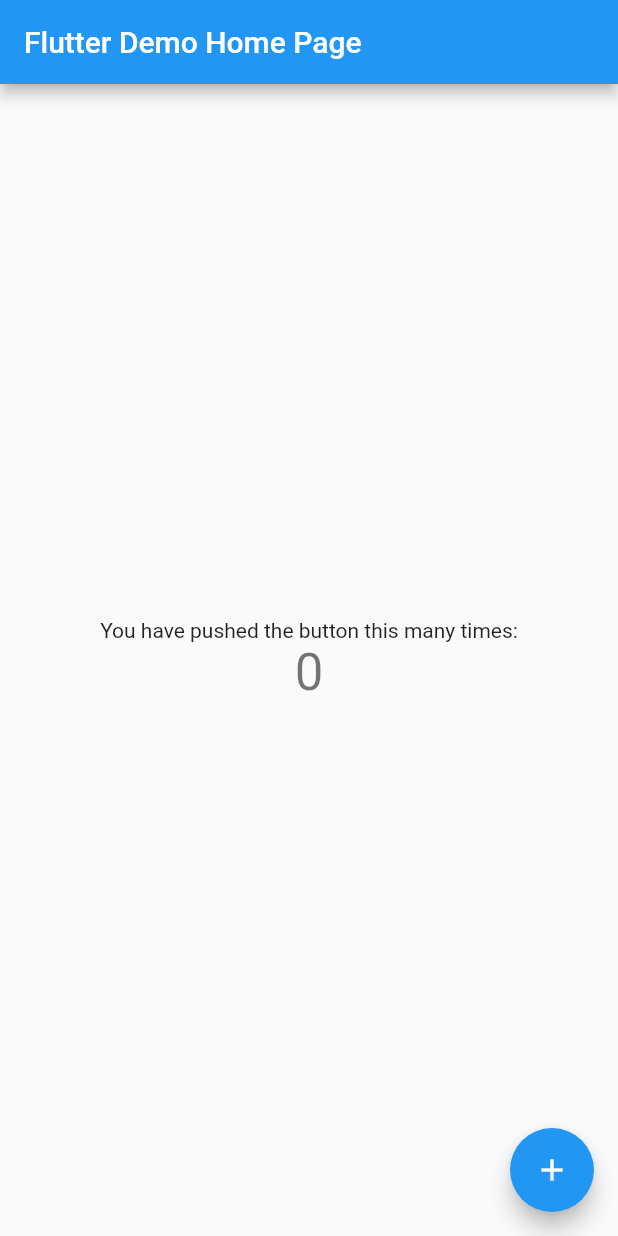
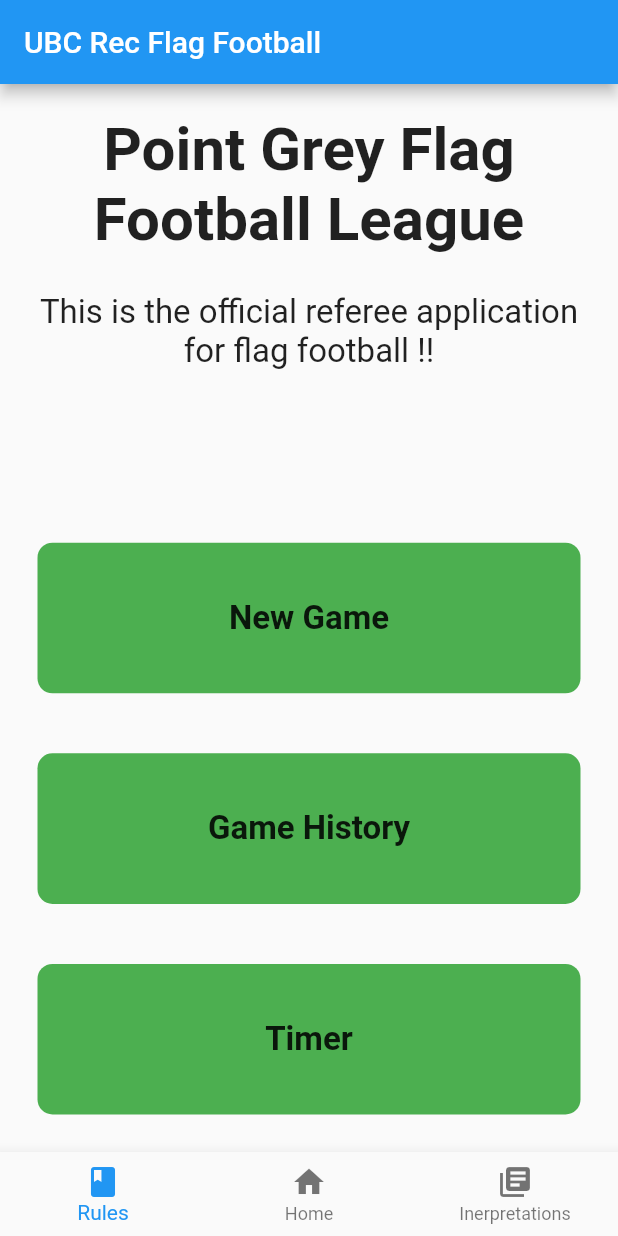
Before and after one commit to JPGarCar/ubc_rec_referee_app, a Flutter app: the screen it shows after launch, on a phone screen of 412 x 824 dp. Run offline on Flutter 3.47's test engine with Material 2 defaults, Android fonts, the phone set to English and light mode, and no system bars.

Commit message:
Basic components done like appBar and part of the bottom menu. Finished the basic layout of the main page. Got a constants file and a new component (rectangle button).
Bottom menu is not still working. Buttons in main page do not work. Style needs to be thought more, like colors!

```diff
--- /dev/null
+++ b/lib/components/rectangle_button.dart
@@ -0,0 +1,28 @@
+import 'package:flutter/material.dart';
+import 'package:ubc_rec_refferee_app/constants.dart';
+
+class RectangleButton extends StatelessWidget {
+  final text;
+  final function;
+
+  const RectangleButton({@required this.text, @required this.function});
+
+  @override
+  Widget build(BuildContext context) {
+    return GestureDetector(
+      //onTap: , TODO,
+      child: Container(
+        alignment: Alignment.center,
+        margin: EdgeInsets.all(20),
+        decoration: BoxDecoration(
+          borderRadius: BorderRadius.circular(10),
+          color: Colors.green,
+        ),
+        child: Text(
+          text,
+          style: kButtonTextStyle,
+        ),
+      ),
+    );
+  }
+}
--- /dev/null
+++ b/lib/constants.dart
@@ -0,0 +1,13 @@
+import 'package:flutter/material.dart';
+
+const kButtonTextStyle = TextStyle(
+  fontSize: 22,
+  fontWeight: FontWeight.bold,
+);
+
+const kTitleTextStyle = TextStyle(
+  fontSize: 40,
+  fontWeight: FontWeight.bold,
+);
+
+const kSubTitleTextStyle = TextStyle(fontSize: 22);
--- a/lib/main.dart
+++ b/lib/main.dart
@@ -1,4 +1,5 @@
 import 'package:flutter/material.dart';
+import 'package:ubc_rec_refferee_app/main_page.dart';
 
 void main() => runApp(MyApp());
 
@@ -7,105 +8,32 @@ class MyApp extends StatelessWidget {
   @override
   Widget build(BuildContext context) {
     return MaterialApp(
-      title: 'Flutter Demo',
-      theme: ThemeData(
-        // This is the theme of your application.
-        //
-        // Try running your application with "flutter run". You'll see the
-        // application has a blue toolbar. Then, without quitting the app, try
-        // changing the primarySwatch below to Colors.green and then invoke
-        // "hot reload" (press "r" in the console where you ran "flutter run",
-        // or simply save your changes to "hot reload" in a Flutter IDE).
-        // Notice that the counter didn't reset back to zero; the application
-        // is not restarted.
-        primarySwatch: Colors.blue,
+      title: 'UBC Rec Flag Football Referee App',
+      home: SafeArea(
+        child: Scaffold(
+          appBar: AppBar(
+            title: Text("UBC Rec Flag Football"),
+          ),
+          bottomNavigationBar: BottomNavigationBar(
+            // TODO: make sure the buttons work and send the user to the pages
+            items: <BottomNavigationBarItem>[
+              BottomNavigationBarItem(
+                title: Text("Rules"),
+                icon: Icon(Icons.book),
+              ),
+              BottomNavigationBarItem(
+                icon: Icon(Icons.home),
+                title: Text("Home"),
+              ),
+              BottomNavigationBarItem(
+                icon: Icon(Icons.library_books),
+                title: Text("Inerpretations"),
+              ),
+            ],
+          ),
+          body: mainPage(),
+        ),
       ),
-      home: MyHomePage(title: 'Flutter Demo Home Page'),
     );
   }
 }
-
-class MyHomePage extends StatefulWidget {
-  MyHomePage({Key key, this.title}) : super(key: key);
-
-  // This widget is the home page of your application. It is stateful, meaning
-  // that it has a State object (defined below) that contains fields that affect
-  // how it looks.
-
-  // This class is the configuration for the state. It holds the values (in this
-  // case the title) provided by the parent (in this case the App widget) and
-  // used by the build method of the State. Fields in a Widget subclass are
-  // always marked "final".
-
-  final String title;
-
-  @override
-  _MyHomePageState createState() => _MyHomePageState();
-}
-
-class _MyHomePageState extends State<MyHomePage> {
-  int _counter = 0;
-
-  void _incrementCounter() {
-    setState(() {
-      // This call to setState tells the Flutter framework that something has
-      // changed in this State, which causes it to rerun the build method below
-      // so that the display can reflect the updated values. If we changed
-      // _counter without calling setState(), then the build method would not be
-      // called again, and so nothing would appear to happen.
-      _counter++;
-    });
-  }
-
-  @override
-  Widget build(BuildContext context) {
-    // This method is rerun every time setState is called, for instance as done
-    // by the _incrementCounter method above.
-    //
-    // The Flutter framework has been optimized to make rerunning build methods
-    // fast, so that you can just rebuild anything that needs updating rather
-    // than having to individually change instances of widgets.
-    return Scaffold(
-      appBar: AppBar(
-        // Here we take the value from the MyHomePage object that was created by
-        // the App.build method, and use it to set our appbar title.
-        title: Text(widget.title),
-      ),
-      body: Center(
-        // Center is a layout widget. It takes a single child and positions it
-        // in the middle of the parent.
-        child: Column(
-          // Column is also layout widget. It takes a list of children and
-          // arranges them vertically. By default, it sizes itself to fit its
-          // children horizontally, and tries to be as tall as its parent.
-          //
-          // Invoke "debug painting" (press "p" in the console, choose the
-          // "Toggle Debug Paint" action from the Flutter Inspector in Android
-          // Studio, or the "Toggle Debug Paint" command in Visual Studio Code)
-          // to see the wireframe for each widget.
-          //
-          // Column has various properties to control how it sizes itself and
-          // how it positions its children. Here we use mainAxisAlignment to
-          // center the children vertically; the main axis here is the vertical
-          // axis because Columns are vertical (the cross axis would be
-          // horizontal).
-          mainAxisAlignment: MainAxisAlignment.center,
-          children: <Widget>[
-            Text(
-              'You have pushed the button this many times:',
-            ),
-            Text(
-              '$_counter',
-              style: Theme.of(context).textTheme.display1,
-            ),
-          ],
-        ),
-      ),
-      floatingActionButton: FloatingActionButton(
-        onPressed: _incrementCounter,
-        tooltip: 'Increment',
-        child: Icon(Icons.add),
-      ), // This trailing comma makes auto-formatting nicer for build methods.
-    );
-  }
-}
--- /dev/null
+++ b/lib/main_page.dart
@@ -0,0 +1,68 @@
+import 'package:flutter/material.dart';
+import 'package:ubc_rec_refferee_app/constants.dart';
+import 'components/rectangle_button.dart';
+
+class mainPage extends StatefulWidget {
+  @override
+  _mainPageState createState() => _mainPageState();
+}
+
+class _mainPageState extends State<mainPage> {
+  @override
+  Widget build(BuildContext context) {
+    return Container(
+      padding: EdgeInsets.all(5),
+      child: Center(
+        child: Column(
+          crossAxisAlignment: CrossAxisAlignment.center,
+          mainAxisAlignment: MainAxisAlignment.center,
+          children: <Widget>[
+            Expanded(
+              flex: 2,
+              child: Container(
+                padding: EdgeInsets.all(15),
+                child: Column(
+                  children: <Widget>[
+                    Text(
+                      "Point Grey Flag Football League",
+                      style: kTitleTextStyle,
+                      textAlign: TextAlign.center,
+                    ),
+                    SizedBox(height: 25),
+                    Text(
+                      "This is the official referee application for flag football !!",
+                      style: kSubTitleTextStyle,
+                      textAlign: TextAlign.center,
+                    )
+                  ],
+                ),
+              ),
+            ),
+            Expanded(
+              flex: 3,
+              child: Column(
+                mainAxisAlignment: MainAxisAlignment.center,
+                children: <Widget>[
+                  Expanded(
+                    child: RectangleButton(
+                      text: "New Game",
+                    ),
+                  ),
+                  Expanded(
+                      child: RectangleButton(
+                    text: "Game History",
+                  )),
+                  Expanded(
+                    child: RectangleButton(
+                      text: "Timer",
+                    ),
+                  ),
+                ],
+              ),
+            )
+          ],
+        ),
+      ),
+    );
+  }
+}
```
Also changed, not shown: 2 other files.
